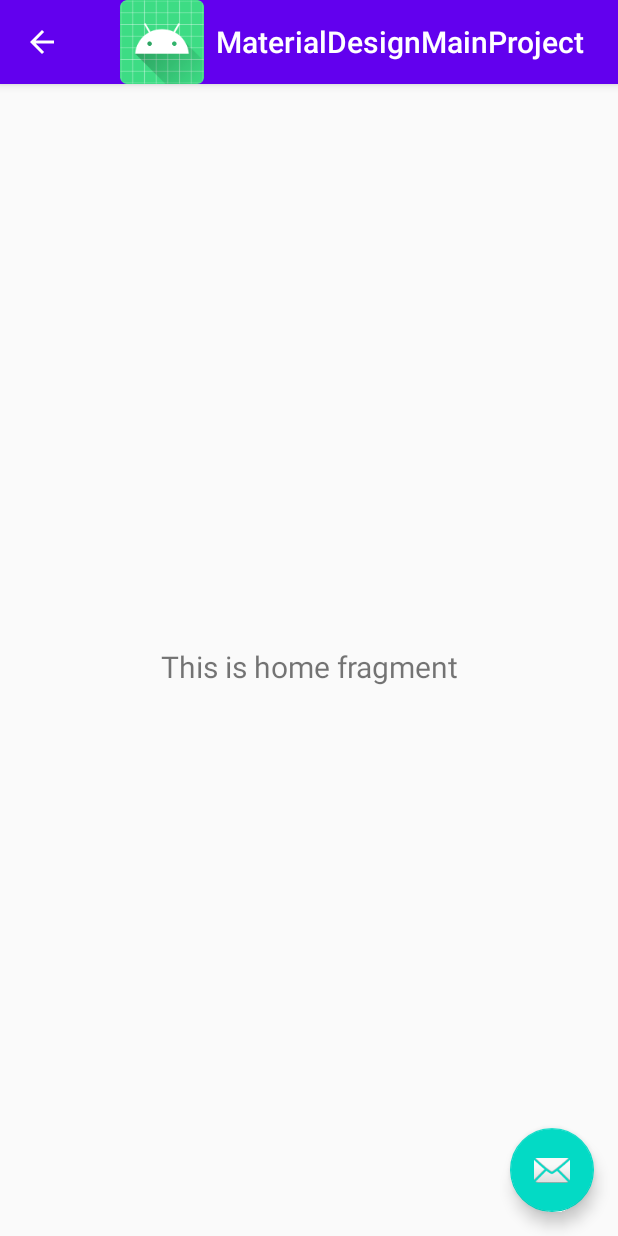
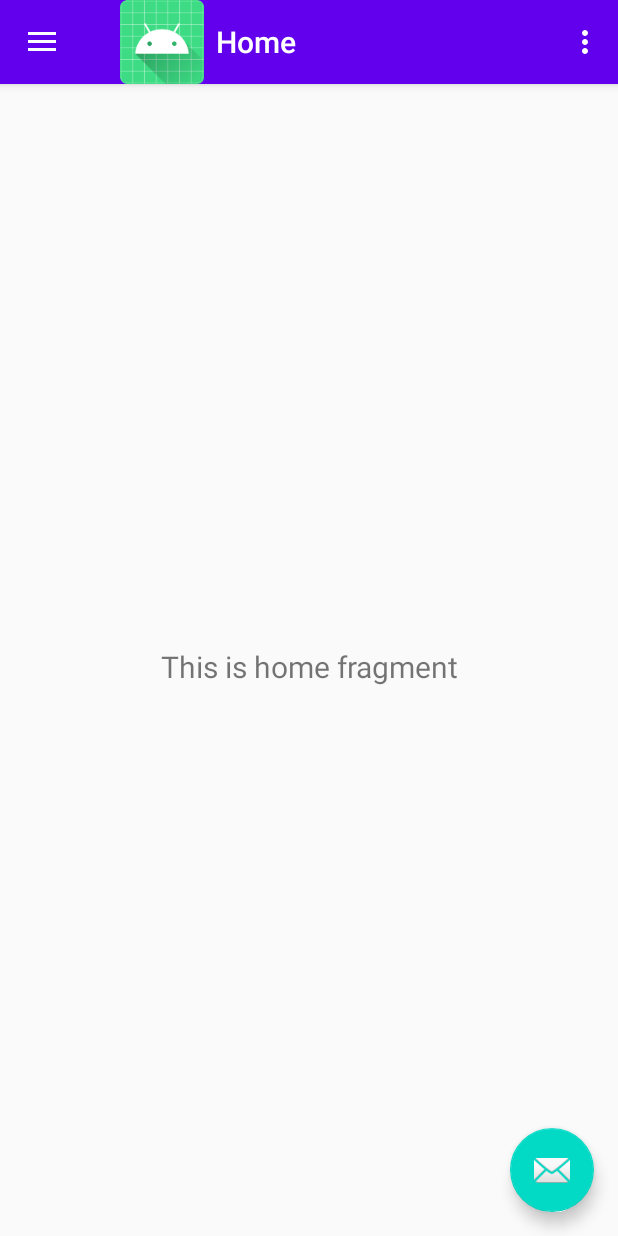
Before and after one commit to mvrlrd/MaterialDesignMainProject, an Android app: the MainActivity screen opened directly, with no data from a screen before it, on a phone screen of 412 x 824 dp. Run offline under Robolectric (Android 15) with nearby library versions, the phone set to English and light mode, and no system bars; our stand-ins replace navigation-ui.

Commit message:
added pic

```diff
--- a/app/src/main/AndroidManifest.xml
+++ b/app/src/main/AndroidManifest.xml
@@ -9,7 +9,9 @@
         android:roundIcon="@mipmap/ic_launcher_round"
         android:supportsRtl="true"
         android:theme="@style/AppTheme">
-        <activity android:name=".StartActivity">
+        <activity android:name=".StartActivity"
+            android:label="@string/app_name"
+            android:theme="@style/AppTheme.NoActionBar">
             <intent-filter>
                 <action android:name="android.intent.action.MAIN" />
 
@@ -18,7 +20,7 @@
         </activity>
         <activity
             android:name=".MainActivity"
-            android:label="@string/app_name"
+            android:label="Welcome"
             android:theme="@style/AppTheme.NoActionBar">
 
         </activity>
--- a/app/src/main/java/ru/mvrlrd/materialdesignmainproject/MainActivity.java
+++ b/app/src/main/java/ru/mvrlrd/materialdesignmainproject/MainActivity.java
@@ -10,6 +10,7 @@ import com.google.android.material.floatingactionbutton.FloatingActionButton;
 import com.google.android.material.snackbar.Snackbar;
 import com.google.android.material.navigation.NavigationView;
 
+import androidx.annotation.NonNull;
 import androidx.navigation.NavController;
 import androidx.navigation.Navigation;
 import androidx.navigation.ui.AppBarConfiguration;
@@ -31,7 +32,7 @@ public class MainActivity extends AppCompatActivity {
 
 
         getSupportActionBar().setLogo(R.mipmap.ic_launcher_round);
-        getSupportActionBar().setDisplayHomeAsUpEnabled(true);
+//        getSupportActionBar().setDisplayHomeAsUpEnabled(true);
 
         FloatingActionButton fab = findViewById(R.id.fab);
         fab.setOnClickListener(new View.OnClickListener() {
@@ -41,24 +42,24 @@ public class MainActivity extends AppCompatActivity {
                         .setAction("Action", null).show();
             }
         });
-//        DrawerLayout drawer = findViewById(R.id.drawer_layout);
-//        NavigationView navigationView = findViewById(R.id.nav_view);
-        // Passing each menu ID as a set of Ids because each
-        // menu should be considered as top level destinations.
-//        mAppBarConfiguration = new AppBarConfiguration.Builder(
-//                R.id.nav_home, R.id.nav_gallery, R.id.nav_slideshow)
-//                .setDrawerLayout(drawer)
-//                .build();
-//        NavController navController = Navigation.findNavController(this, R.id.nav_host_fragment);
-//        NavigationUI.setupActionBarWithNavController(this, navController, mAppBarConfiguration);
-//        NavigationUI.setupWithNavController(navigationView, navController);
+        DrawerLayout drawer = findViewById(R.id.drawer_layout);
+        NavigationView navigationView = findViewById(R.id.nav_view);
+//         Passing each menu ID as a set of Ids because each
+//         menu should be considered as top level destinations.
+        mAppBarConfiguration = new AppBarConfiguration.Builder(
+                R.id.nav_home, R.id.nav_gallery, R.id.nav_slideshow)
+                .setDrawerLayout(drawer)
+                .build();
+        NavController navController = Navigation.findNavController(this, R.id.nav_host_fragment);
+        NavigationUI.setupActionBarWithNavController(this, navController, mAppBarConfiguration);
+        NavigationUI.setupWithNavController(navigationView, navController);
 
     }
 
     @Override
     public boolean onCreateOptionsMenu(Menu menu) {
         // Inflate the menu; this adds items to the action bar if it is present.
-//        getMenuInflater().inflate(R.menu.main, menu);
+        getMenuInflater().inflate(R.menu.main, menu);
 
         return true;
     }
@@ -70,18 +71,27 @@ public class MainActivity extends AppCompatActivity {
                 || super.onSupportNavigateUp();
     }
 
+//    @Override
+//    public boolean onOptionsItemSelected(MenuItem item) {
+//
+//        int id = item.getItemId();
+//
+//        switch (id) {
+//            case android.R.id.home:
+//                Log.d("ToolbarActivity", "onOptionsItemSelected: ");
+//
+////                onBackPressed();
+//                return true;
+//            default:
+//                return super.onOptionsItemSelected(item);
+//        }
+//    }
+
+
     @Override
-    public boolean onOptionsItemSelected(MenuItem item) {
+    public boolean onOptionsItemSelected(@NonNull MenuItem item) {
+        return super.onOptionsItemSelected(item);
 
-        int id = item.getItemId();
 
-        switch (id) {
-            case android.R.id.home:
-                Log.d("ToolbarActivity", "onOptionsItemSelected: ");
-                onBackPressed();
-                return true;
-            default:
-                return super.onOptionsItemSelected(item);
-        }
     }
 }
--- a/app/src/main/res/menu/activity_main_drawer.xml
+++ b/app/src/main/res/menu/activity_main_drawer.xml
@@ -7,14 +7,14 @@
         <item
             android:id="@+id/nav_home"
             android:icon="@drawable/ic_menu_camera"
-            android:title="@string/menu_home" />
+            android:title="People" />
         <item
             android:id="@+id/nav_gallery"
             android:icon="@drawable/ic_menu_gallery"
-            android:title="@string/menu_gallery" />
+            android:title="Plants" />
         <item
             android:id="@+id/nav_slideshow"
             android:icon="@drawable/ic_menu_slideshow"
-            android:title="@string/menu_slideshow" />
+            android:title="Cars" />
     </group>
 </menu>
```
Also changed, not shown: app/src/main/java/ru/mvrlrd/materialdesignmainproject/ui/gallery/GalleryFragment.java (+7 -7 lines), app/src/main/res/layout/fragment_gallery.xml (+4 -8 lines).
